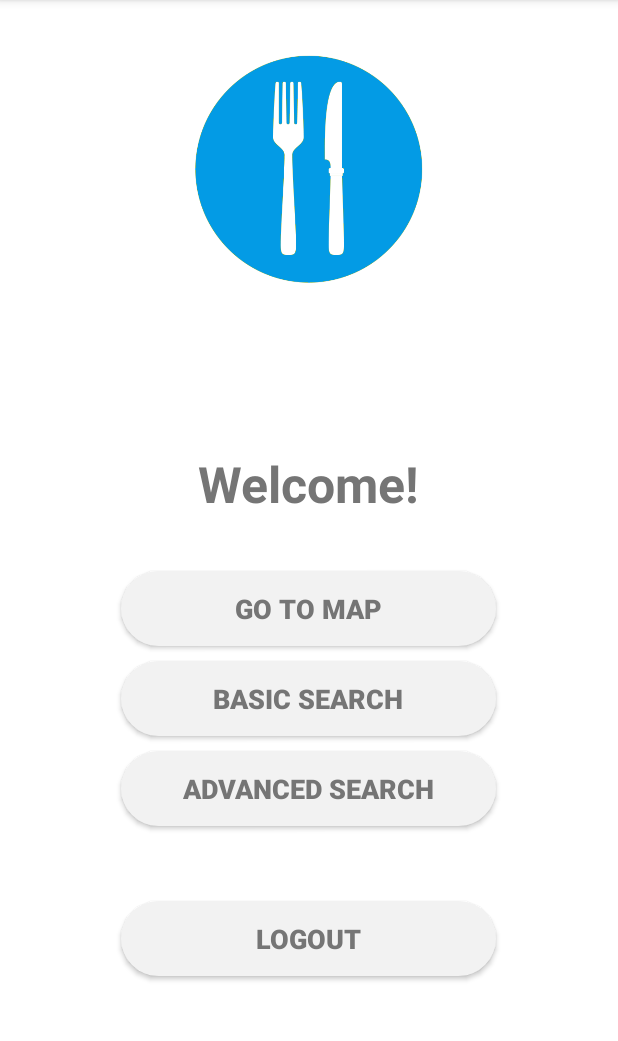
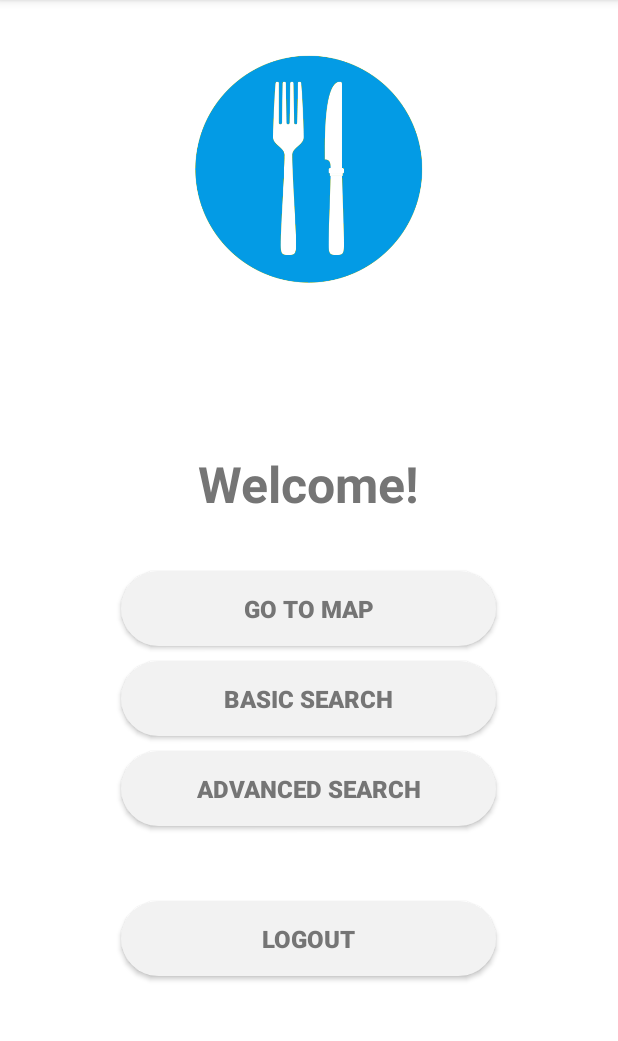
Before and after one commit to ard0p8v/SMAP_SmartRestaurants, an Android app: the MainActivity screen opened directly, with no data from a screen before it, on a phone screen of 412 x 824 dp, the part 84-1125 px from its top. Run offline under Robolectric (Android 15) with nearby library versions, the phone set to English and light mode, and no system bars; our stand-ins replace Firebase (no records; nobody signed in at launch, a user with empty details on screens opened directly).

Commit message:
Final fixes for second

```diff
--- a/app/src/main/res/layout/activity_advanced_search.xml
+++ b/app/src/main/res/layout/activity_advanced_search.xml
@@ -10,6 +10,10 @@
         xmlns:tools="http://schemas.android.com/tools"
         android:layout_width="match_parent"
         android:layout_height="match_parent"
+        android:paddingBottom="10dp"
+        android:paddingTop="5dp"
+        android:paddingLeft="5dp"
+        android:paddingRight="5dp"
         android:background="@color/white"
         tools:context=".AdvancedSearchActivity">
 
--- a/app/src/main/res/layout/content_main.xml
+++ b/app/src/main/res/layout/content_main.xml
@@ -56,7 +56,7 @@
                 android:text="Go to map"
                 android:textColor="#757575"
                 android:textStyle="bold"
-                android:textSize="18sp" />
+                android:textSize="16sp" />
 
 
             <Button
@@ -71,7 +71,7 @@
                 android:onClick="actionBasicSearch"
                 android:text="Basic search"
                 android:textColor="#757575"
-                android:textSize="18sp"
+                android:textSize="16sp"
                 android:textStyle="bold" />
 
             <Button
@@ -87,7 +87,7 @@
                 android:text="Advanced search"
                 android:textColor="#757575"
                 android:textStyle="bold"
-                android:textSize="18sp" />
+                android:textSize="16sp" />
 
             <Button
                 android:id="@+id/btnSignOut"
@@ -102,7 +102,7 @@
                 android:text="Logout"
                 android:textColor="#757575"
                 android:textStyle="bold"
-                android:textSize="18sp" />
+                android:textSize="16sp" />
 
         </FrameLayout>
 
--- a/app/src/main/res/menu/activity_main_drawer.xml
+++ b/app/src/main/res/menu/activity_main_drawer.xml
@@ -27,7 +27,7 @@
             <item
                 android:id="@+id/kontakt"
                 android:icon="@drawable/ic_menu_share"
-                android:title="Contakt" />
+                android:title="Contact" />
         </menu>
     </item>
 
```
